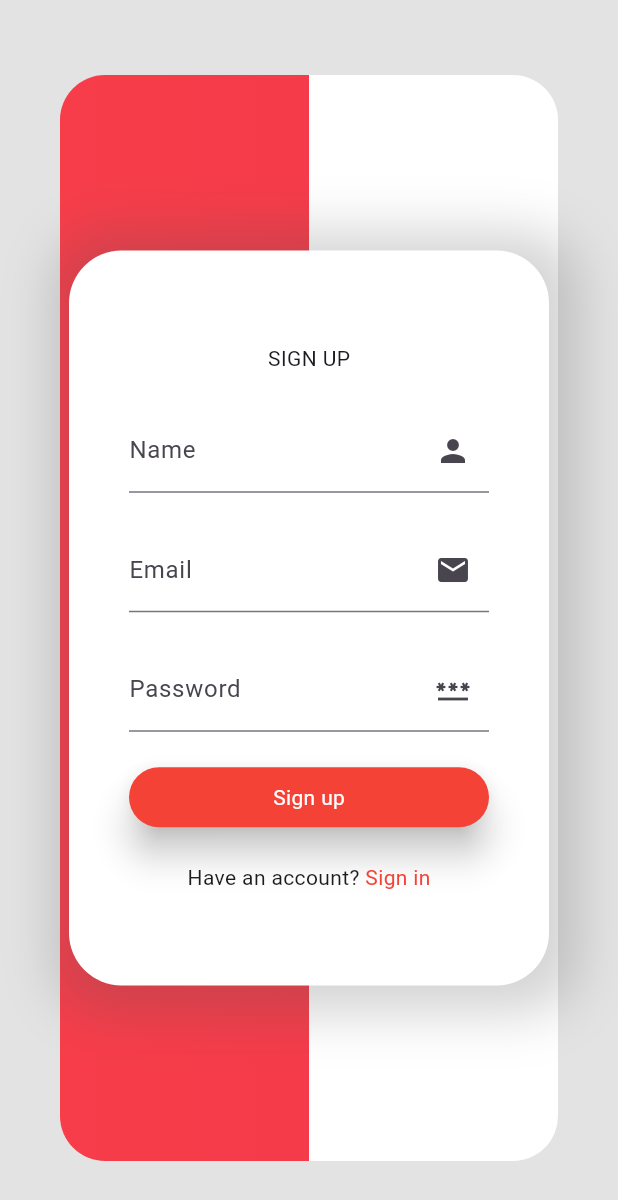
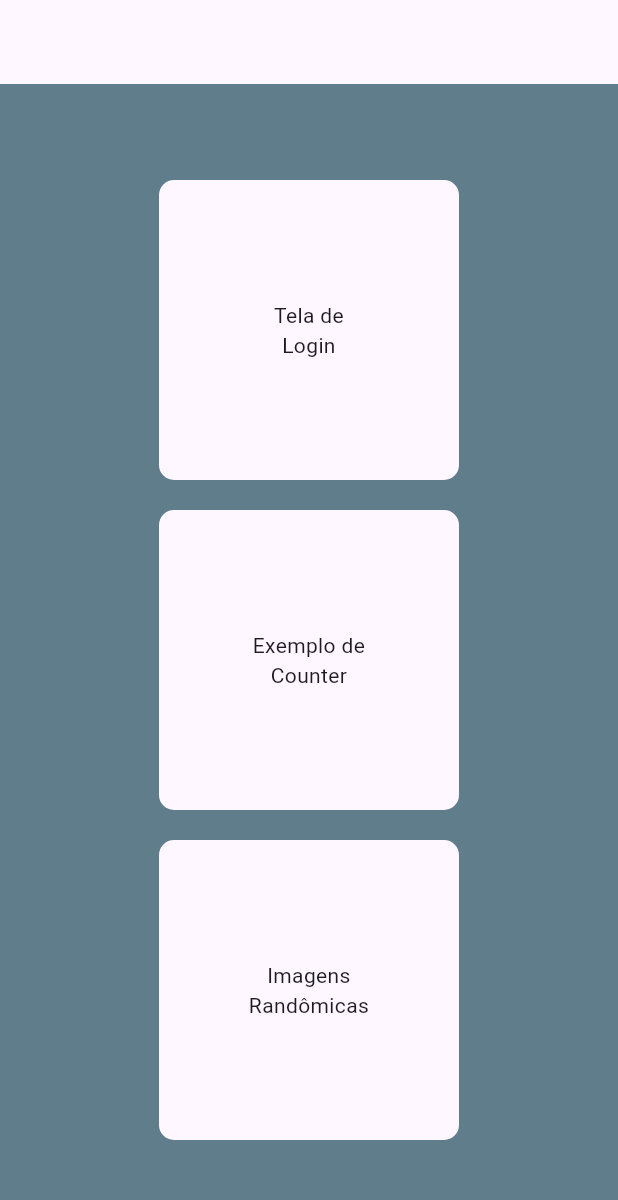
Before and after one commit to s7Thiago/flutter-login-concept, a Flutter app: the screen it shows after launch, on a phone screen of 412 x 824 dp. Shown: the top 1200 px of the screen. Run offline on Flutter 3.47's test engine with Material 3 defaults, Android fonts, the phone set to English and light mode, and no system bars; our stand-ins replace dio.

Commit message:
Tela de projetos e animação hero

```diff
--- a/lib/main.dart
+++ b/lib/main.dart
@@ -1,7 +1,8 @@
 import 'package:flutter/material.dart';
 import 'package:login_concept/shared/routes.dart';
-import 'package:login_concept/view/home/home.dart';
+import 'package:login_concept/view/counter/counter.dart';
 import 'package:login_concept/view/login/login.dart';
+import 'package:login_concept/view/projects/projects.dart';
 import 'package:login_concept/view/randomImages/random_images.dart';
 
 void main() {
@@ -16,11 +17,12 @@ class App extends StatelessWidget {
     return MaterialApp(
       debugShowCheckedModeBanner: false,
       routes: {
-        Routes.home: (context) => const HomeScreen(),
+        Routes.home: (context) => const Projects(),
+        Routes.counter: (context) => const CounterScreen(),
         Routes.login: (context) => const LoginScreen(),
         Routes.randomImg: (context) => const RandomImages(),
       },
-      initialRoute: Routes.login,
+      initialRoute: Routes.home,
     );
   }
 }
--- /dev/null
+++ b/lib/shared/projects_list.dart
@@ -0,0 +1,23 @@
+
+import 'package:flutter/material.dart';
+import 'package:login_concept/shared/routes.dart';
+
+class ProjectsList {
+
+  static final Map<String, ProjectsListItemModel> _projects = {
+    Routes.login: ProjectsListItemModel(title: 'Tela de \nLogin', color: Colors.red),
+    Routes.counter: ProjectsListItemModel(title: 'Exemplo de \nCounter', color: Colors.brown),
+    Routes.randomImg: ProjectsListItemModel(title: 'Imagens \nRandômicas', color: Colors.amber)
+  };
+
+  static Map<String, ProjectsListItemModel> get projects => _projects;
+}
+
+
+class ProjectsListItemModel {
+  final String title;
+  final Color? color;
+
+  ProjectsListItemModel({required this.title, this.color = Colors.white});
+
+}
--- a/lib/shared/routes.dart
+++ b/lib/shared/routes.dart
@@ -1,5 +1,6 @@
 class Routes {
   static const String home = '/';
+  static const String counter = '/counter';
   static const String login = '/login';
   static const String register = '/register';
   static const String profile = '/profile';
--- a/lib/view/home/home.dart
+++ b/lib/view/counter/counter.dart
@@ -1,13 +1,13 @@
 import 'package:flutter/material.dart';
 
-class HomeScreen extends StatefulWidget {
-  const HomeScreen({super.key});
+class CounterScreen extends StatefulWidget {
+  const CounterScreen({super.key});
 
   @override
-  State<HomeScreen> createState() => _HomeScreenState();
+  State<CounterScreen> createState() => _CounterScreenState();
 }
 
-class _HomeScreenState extends State<HomeScreen> {
+class _CounterScreenState extends State<CounterScreen> {
   int count = 0;
   @override
   Widget build(BuildContext context) {
@@ -25,6 +25,8 @@ class _HomeScreenState extends State<HomeScreen> {
       debugPrint("Count: $count");
     }
 
+    final args = ModalRoute.of(context)!.settings.arguments as Map;
+
     return Scaffold(
         appBar: AppBar(
           title: const Text("Home"),
@@ -34,10 +36,12 @@ class _HomeScreenState extends State<HomeScreen> {
           mainAxisAlignment: MainAxisAlignment.spaceAround,
           children: [
             FloatingActionButton(
+              heroTag: "btn-x",
               onPressed: incrementar,
               child: const Icon(Icons.add),
             ),
             FloatingActionButton(
+              heroTag: "btn${args['index']}",
               onPressed: decrement,
               child: const Icon(Icons.remove),
             ),
--- a/lib/view/login/widgets/login_form.dart
+++ b/lib/view/login/widgets/login_form.dart
@@ -41,7 +41,7 @@ class LoginFormWidget extends StatelessWidget {
             text: "Sign up",
             color: Colors.red,
             onTap: () {
-              Navigator.of(context).pushNamed(Routes.home);
+              Navigator.of(context).pushNamed(Routes.counter);
             },
           ),
           MouseRegion(
--- /dev/null
+++ b/lib/view/projects/projects.dart
@@ -0,0 +1,59 @@
+import 'package:flutter/material.dart';
+
+import '../../shared/projects_list.dart';
+
+class Projects extends StatelessWidget {
+  const Projects({super.key});
+
+  @override
+  Widget build(BuildContext context) {
+    return Scaffold(
+      backgroundColor: Colors.blueGrey,
+      appBar: AppBar(
+        title: const Text(''),
+      ),
+      body: Center(
+        child: SingleChildScrollView(
+          child: Wrap(
+            alignment: WrapAlignment.center,
+            children: [
+              ...List.generate(ProjectsList.projects.length, (i) {
+                ProjectsListItemModel item =
+                    ProjectsList.projects.entries.elementAt(i).value;
+                String key = ProjectsList.projects.keys.elementAt(i);
+
+                return Container(
+                  margin: const EdgeInsets.all(10),
+                  width: 200,
+                  height: 200,
+                  decoration: BoxDecoration(
+                    borderRadius: BorderRadius.circular(10),
+                  ),
+                  child: Hero(
+                    tag: "btn$i",
+                    child: Material(
+                      borderRadius: BorderRadius.circular(10),
+                      child: InkWell(
+                        borderRadius: BorderRadius.circular(10),
+                        splashColor: item.color,
+                        onTap: () {
+                          Navigator.of(context).pushNamed(key, arguments: {'index': i});
+                        },
+                        child: Center(
+                          child: Text(
+                            item.title,
+                            textAlign: TextAlign.center,
+                          ),
+                        ),
+                      ),
+                    ),
+                  ),
+                );
+              }),
+            ],
+          ),
+        ),
+      ),
+    );
+  }
+}
```
Also changed, not shown: lib/view/counter/qualquer.dart (added).
